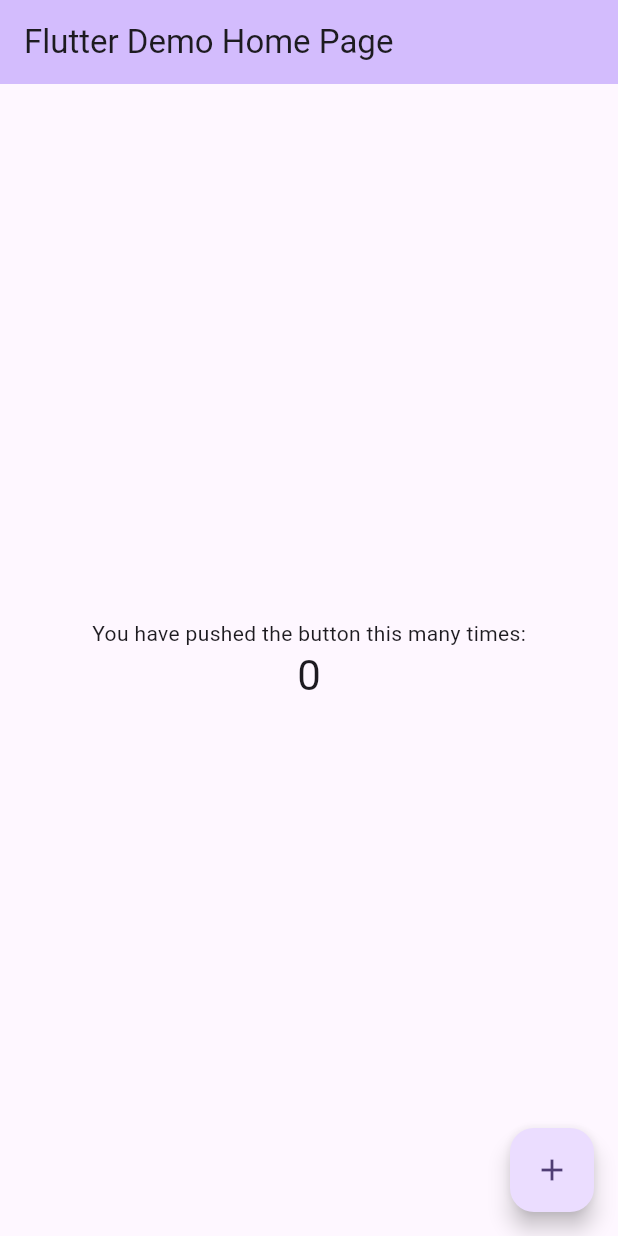
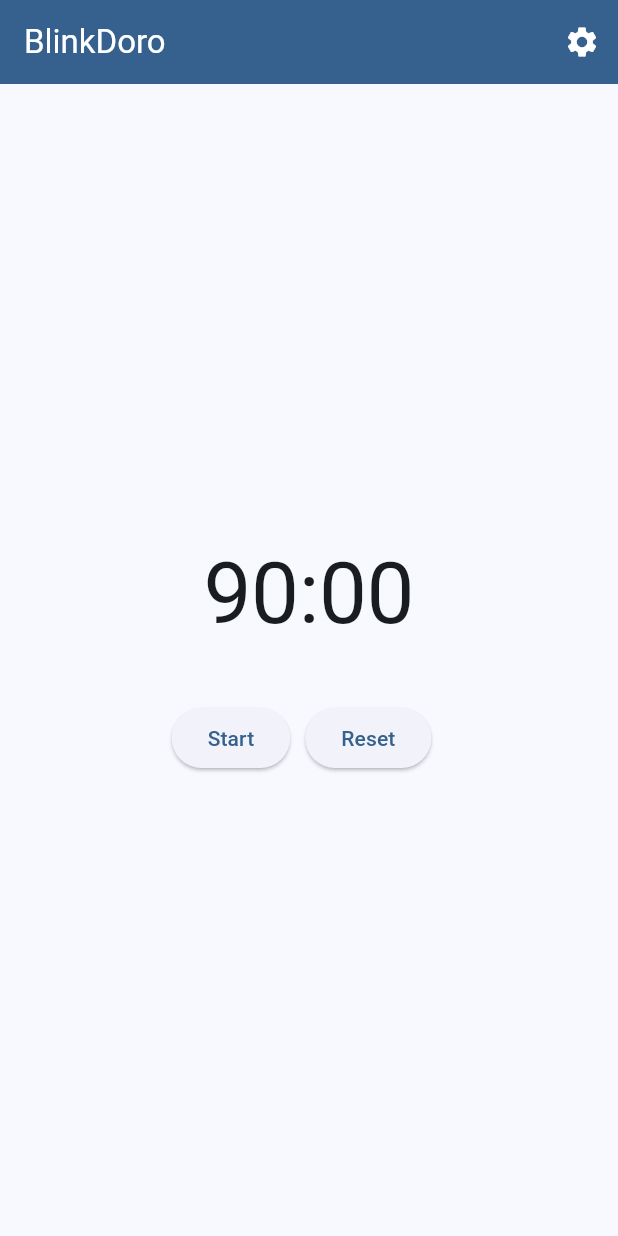
Before and after one commit to ZackaryW/blinkdoro, a Flutter app: the screen it shows after launch, on a phone screen of 412 x 824 dp. Run offline on Flutter 3.47's test engine with Material 3 defaults, Android fonts, the phone set to English and light mode, and no system bars; missing offline and left inert: window_manager.

Commit message:
feat: add working gui

```diff
--- /dev/null
+++ b/lib/gui.dart
@@ -0,0 +1,155 @@
+import 'package:flutter/material.dart';
+import 'core.dart';
+import 'prep_wnd.dart';
+
+class BlinkDoroGUI extends StatefulWidget {
+  const BlinkDoroGUI({super.key});
+
+  @override
+  State<BlinkDoroGUI> createState() => _BlinkDoroGUIState();
+}
+
+class _BlinkDoroGUIState extends State<BlinkDoroGUI> {
+  late BlinkDoro _blinkDoro;
+  String _timeString = '90:00';
+  bool _isRunning = false;
+  bool _hasStarted = false;
+
+  // Default configuration
+  final Map<String, int> _config = {
+    'workDuration': 90 * 60, // 90 minutes
+    'shortBreak': 25 * 60,   // 25 minutes
+    'longBreak': 60 * 60,    // 60 minutes
+    'sessionsUntilLongBreak': 4,
+    'minBlinkInterval': 5 * 60,  // 5 minutes
+    'maxBlinkInterval': 10 * 60, // 10 minutes
+    'blinkDuration': 10,         // 10 seconds
+  };
+
+  @override
+  void initState() {
+    super.initState();
+    _blinkDoro = BlinkDoro(
+      onTick: (seconds) {
+        setState(() {
+          final minutes = seconds ~/ 60;
+          final remainingSeconds = seconds % 60;
+          _timeString = '$minutes:${remainingSeconds.toString().padLeft(2, '0')}';
+        });
+      },
+    );
+  }
+
+  void _showSettings() {
+    showDialog(
+      context: context,
+      builder: (context) => PrepWnd(
+        config: _config,
+        onConfigChanged: (newConfig) {
+          setState(() {
+            _config.addAll(newConfig);
+            // Update BlinkDoro with new configuration
+            _blinkDoro.updateConfig(newConfig);
+          });
+        },
+      ),
+    );
+  }
+
+  @override
+  Widget build(BuildContext context) {
+    return Scaffold(
+      appBar: AppBar(
+        title: const Text('BlinkDoro'),
+        backgroundColor: Theme.of(context).colorScheme.primary,
+        foregroundColor: Theme.of(context).colorScheme.onPrimary,
+        actions: [
+          IconButton(
+            icon: const Icon(Icons.settings),
+            onPressed: _showSettings,
+            tooltip: 'Settings',
+          ),
+        ],
+      ),
+      body: Center(
+        child: Column(
+          mainAxisAlignment: MainAxisAlignment.center,
+          children: [
+            // Timer Display
+            Text(
+              _timeString,
+              style: Theme.of(context).textTheme.displayLarge,
+            ),
+            const SizedBox(height: 40),
+
+            // Control Buttons
+            Row(
+              mainAxisAlignment: MainAxisAlignment.center,
+              children: [
+                if (!_hasStarted)
+                  ElevatedButton(
+                    onPressed: () {
+                      setState(() {
+                        _blinkDoro.start();
+                        _isRunning = true;
+                        _hasStarted = true;
+                      });
+                    },
+                    child: const Text('Start'),
+                  )
+                else if (_isRunning)
+                  ElevatedButton(
+                    onPressed: () {
+                      setState(() {
+                        _blinkDoro.pause();
+                        _isRunning = false;
+                      });
+                    },
+                    child: const Text('Pause'),
+                  )
+                else
+                  ElevatedButton(
+                    onPressed: () {
+                      setState(() {
+                        _blinkDoro.resume();
+                        _isRunning = true;
+                      });
+                    },
+                    child: const Text('Resume'),
+                  ),
+                const SizedBox(width: 10),
+                ElevatedButton(
+                  onPressed: () {
+                    setState(() {
+                      _blinkDoro.reset();
+                      _isRunning = false;
+                      _hasStarted = false;
+                      _timeString = '90:00';
+                    });
+                  },
+                  child: const Text('Reset'),
+                ),
+                const SizedBox(width: 10),
+                if (_blinkDoro.currentRunType != 0)
+                  ElevatedButton(
+                    onPressed: () {
+                      setState(() {
+                        _blinkDoro.skipBreak();
+                      });
+                    },
+                    child: const Text('Skip'),
+                  ),
+              ],
+            ),
+          ],
+        ),
+      ),
+    );
+  }
+
+  @override
+  void dispose() {
+    _blinkDoro.dispose();
+    super.dispose();
+  }
+}
--- a/lib/main.dart
+++ b/lib/main.dart
@@ -1,122 +1,39 @@
 import 'package:flutter/material.dart';
+import 'gui.dart';
+import 'dart:io' show Platform;
+import 'package:window_manager/window_manager.dart';
 
-void main() {
-  runApp(const MyApp());
+void main() async {
+  WidgetsFlutterBinding.ensureInitialized();
+
+  if (Platform.isWindows || Platform.isLinux || Platform.isMacOS) {
+    await windowManager.ensureInitialized();
+    WindowOptions windowOptions = const WindowOptions(
+      size: Size(400, 600),
+      minimumSize: Size(400, 600),
+      center: true,
+    );
+    await windowManager.waitUntilReadyToShow(windowOptions, () async {
+      await windowManager.show();
+      await windowManager.focus();
+    });
+  }
+
+  runApp(const BlinkDoroApp());
 }
 
-class MyApp extends StatelessWidget {
-  const MyApp({super.key});
+class BlinkDoroApp extends StatelessWidget {
+  const BlinkDoroApp({super.key});
 
-  // This widget is the root of your application.
   @override
   Widget build(BuildContext context) {
     return MaterialApp(
-      title: 'Flutter Demo',
+      title: 'BlinkDoro',
       theme: ThemeData(
-        // This is the theme of your application.
-        //
-        // TRY THIS: Try running your application with "flutter run". You'll see
-        // the application has a purple toolbar. Then, without quitting the app,
-        // try changing the seedColor in the colorScheme below to Colors.green
-        // and then invoke "hot reload" (save your changes or press the "hot
-        // reload" button in a Flutter-supported IDE, or press "r" if you used
-        // the command line to start the app).
-        //
-        // Notice that the counter didn't reset back to zero; the application
-        // state is not lost during the reload. To reset the state, use hot
-        // restart instead.
-        //
-        // This works for code too, not just values: Most code changes can be
-        // tested with just a hot reload.
-        colorScheme: ColorScheme.fromSeed(seedColor: Colors.deepPurple),
+        colorScheme: ColorScheme.fromSeed(seedColor: Colors.blue),
+        useMaterial3: true,
       ),
-      home: const MyHomePage(title: 'Flutter Demo Home Page'),
+      home: const BlinkDoroGUI(),
     );
   }
 }
-
-class MyHomePage extends StatefulWidget {
-  const MyHomePage({super.key, required this.title});
-
-  // This widget is the home page of your application. It is stateful, meaning
-  // that it has a State object (defined below) that contains fields that affect
-  // how it looks.
-
-  // This class is the configuration for the state. It holds the values (in this
-  // case the title) provided by the parent (in this case the App widget) and
-  // used by the build method of the State. Fields in a Widget subclass are
-  // always marked "final".
-
-  final String title;
-
-  @override
-  State<MyHomePage> createState() => _MyHomePageState();
-}
-
-class _MyHomePageState extends State<MyHomePage> {
-  int _counter = 0;
-
-  void _incrementCounter() {
-    setState(() {
-      // This call to setState tells the Flutter framework that something has
-      // changed in this State, which causes it to rerun the build method below
-      // so that the display can reflect the updated values. If we changed
-      // _counter without calling setState(), then the build method would not be
-      // called again, and so nothing would appear to happen.
-      _counter++;
-    });
-  }
-
-  @override
-  Widget build(BuildContext context) {
-    // This method is rerun every time setState is called, for instance as done
-    // by the _incrementCounter method above.
-    //
-    // The Flutter framework has been optimized to make rerunning build methods
-    // fast, so that you can just rebuild anything that needs updating rather
-    // than having to individually change instances of widgets.
-    return Scaffold(
-      appBar: AppBar(
-        // TRY THIS: Try changing the color here to a specific color (to
-        // Colors.amber, perhaps?) and trigger a hot reload to see the AppBar
-        // change color while the other colors stay the same.
-        backgroundColor: Theme.of(context).colorScheme.inversePrimary,
-        // Here we take the value from the MyHomePage object that was created by
-        // the App.build method, and use it to set our appbar title.
-        title: Text(widget.title),
-      ),
-      body: Center(
-        // Center is a layout widget. It takes a single child and positions it
-        // in the middle of the parent.
-        child: Column(
-          // Column is also a layout widget. It takes a list of children and
-          // arranges them vertically. By default, it sizes itself to fit its
-          // children horizontally, and tries to be as tall as its parent.
-          //
-          // Column has various properties to control how it sizes itself and
-          // how it positions its children. Here we use mainAxisAlignment to
-          // center the children vertically; the main axis here is the vertical
-          // axis because Columns are vertical (the cross axis would be
-          // horizontal).
-          //
-          // TRY THIS: Invoke "debug painting" (choose the "Toggle Debug Paint"
-          // action in the IDE, or press "p" in the console), to see the
-          // wireframe for each widget.
-          mainAxisAlignment: MainAxisAlignment.center,
-          children: <Widget>[
-            const Text('You have pushed the button this many times:'),
-            Text(
-              '$_counter',
-              style: Theme.of(context).textTheme.headlineMedium,
-            ),
-          ],
-        ),
-      ),
-      floatingActionButton: FloatingActionButton(
-        onPressed: _incrementCounter,
-        tooltip: 'Increment',
-        child: const Icon(Icons.add),
-      ), // This trailing comma makes auto-formatting nicer for build methods.
-    );
-  }
-}
--- a/pubspec.yaml
+++ b/pubspec.yaml
@@ -30,6 +30,7 @@ environment:
 dependencies:
   flutter:
     sdk: flutter
+  window_manager: ^0.3.8
 
   # The following adds the Cupertino Icons font to your application.
   # Use with the CupertinoIcons class for iOS style icons.
```
Also changed, not shown: lib/core.dart (+17 -0 lines), lib/prep_wnd.dart (added, +171 -0 lines), 10 other files.
